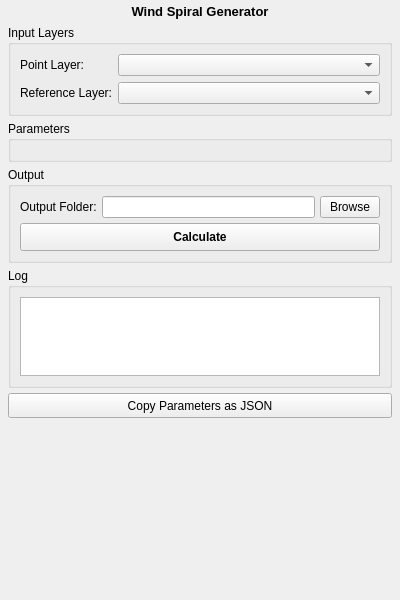
The window that Q_Pansopy/ui/utilities/qpansopy_wind_spiral_dockwidget_new.ui (FLYGHT7/qpansopy) describes before a commit, drawn with Qt 5.
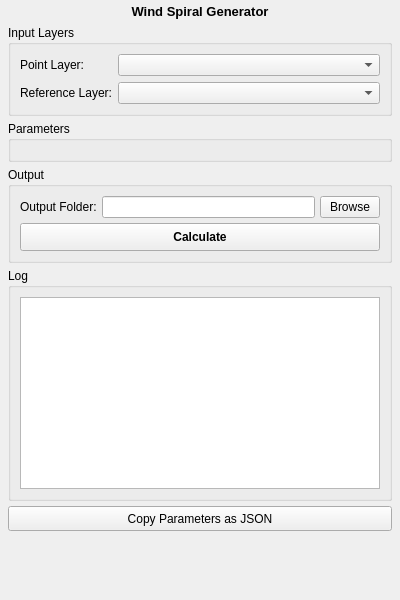
The same window after the commit. Custom widgets are drawn as their Qt base class.

```diff
--- a/Q_Pansopy/ui/utilities/qpansopy_wind_spiral_dockwidget_new.ui
+++ b/Q_Pansopy/ui/utilities/qpansopy_wind_spiral_dockwidget_new.ui
@@ -206,11 +206,11 @@
           <property name="title">
            <string>Log</string>
           </property>
-          <property name="maximumSize">
-           <size>
-            <width>16777215</width>
-            <height>120</height>
-           </size>
+          <property name="sizePolicy">
+           <sizepolicy hsizetype="Preferred" vsizetype="Preferred">
+            <horstretch>0</horstretch>
+            <verstretch>0</verstretch>
+           </sizepolicy>
           </property>
           <layout class="QVBoxLayout" name="logLayout">
            <property name="spacing">
@@ -218,11 +218,14 @@
            </property>
            <item>
             <widget class="QTextEdit" name="logTextEdit">
-             <property name="maximumSize">
-              <size>
-               <width>16777215</width>
-               <height>80</height>
-              </size>
+             <property name="sizePolicy">
+              <sizepolicy hsizetype="Expanding" vsizetype="Expanding">
+               <horstretch>0</horstretch>
+               <verstretch>1</verstretch>
+              </sizepolicy>
+             </property>
+             <property name="minimumHeight">
+              <number>100</number>
              </property>
              <property name="font">
               <font>
```
